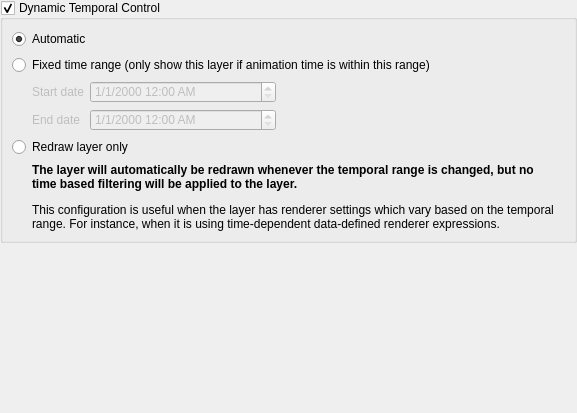
Qt form src/ui/raster/qgsrasterlayertemporalpropertieswidgetbase.ui (carsmie/QGIS) before a commit.
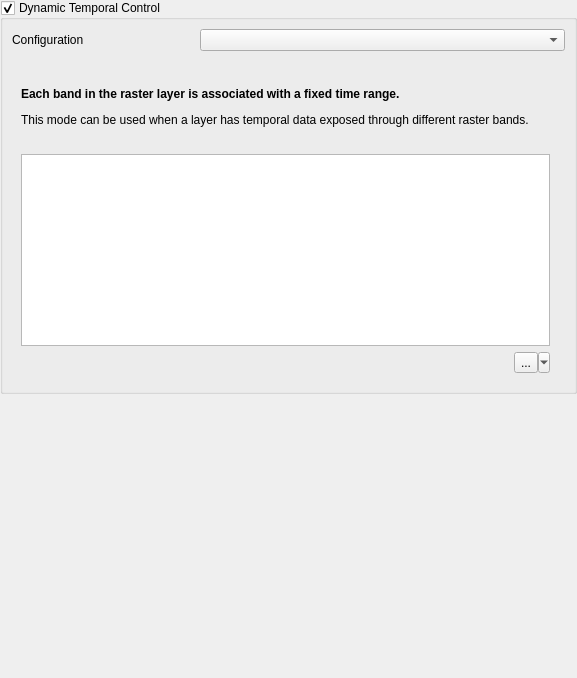
The same form after that commit. Icons and pictures are not drawn. Custom widgets are drawn as their Qt base class.

Commit message:
Add "Fixed Time Range Per Band" mode for raster temporal control
This mode can be used when each band in the raster layer is associated
with a fixed time range, eg. NetCDF files.

The user can either manually populate a table with begin/end dates for
each band in the raster, or build the table using QGIS expressions
which return datetime values.

```diff
--- a/src/ui/raster/qgsrasterlayertemporalpropertieswidgetbase.ui
+++ b/src/ui/raster/qgsrasterlayertemporalpropertieswidgetbase.ui
@@ -7,7 +7,7 @@
     <x>0</x>
     <y>0</y>
     <width>577</width>
-    <height>413</height>
+    <height>678</height>
    </rect>
   </property>
   <property name="windowTitle">
@@ -49,10 +49,10 @@
         <x>0</x>
         <y>0</y>
         <width>577</width>
-        <height>663</height>
+        <height>678</height>
        </rect>
       </property>
-      <layout class="QGridLayout" name="gridLayout" rowstretch="0,0">
+      <layout class="QGridLayout" name="gridLayout" rowstretch="0,1">
        <property name="leftMargin">
         <number>0</number>
        </property>
@@ -65,11 +65,20 @@
        <property name="bottomMargin">
         <number>0</number>
        </property>
+       <item row="1" column="0">
+        <widget class="QWidget" name="mExtraWidgetContainer" native="true"/>
+       </item>
        <item row="0" column="0">
         <widget class="QGroupBox" name="mTemporalGroupBox">
          <property name="enabled">
           <bool>true</bool>
          </property>
+         <property name="sizePolicy">
+          <sizepolicy hsizetype="Preferred" vsizetype="Maximum">
+           <horstretch>0</horstretch>
+           <verstretch>0</verstretch>
+          </sizepolicy>
+         </property>
          <property name="styleSheet">
           <string notr="true">QgsCollapsibleGroupBoxBasic::title, QgsCollapsibleGroupBox::title {  subcontrol-origin: margin;  subcontrol-position: top left;  margin-left: 20px;  margin-right: 5px;  left: 0px;  top: 1px;}QgsCollapsibleGroupBoxBasic::title, QgsCollapsibleGroupBox::title {  subcontrol-origin: margin;  subcontrol-position: top left;  margin-left: 20px;  margin-right: 5px;  left: 0px;  top: 1px;}QgsCollapsibleGroupBoxBasic::title, QgsCollapsibleGroupBox::title {  subcontrol-origin: margin;  subcontrol-position: top left;  margin-left: 20px;  margin-right: 5px;  left: 0px;  top: 1px;}QgsCollapsibleGroupBoxBasic::title, QgsCollapsibleGroupBox::title {  subcontrol-origin: margin;  subcontrol-position: top left;  margin-left: 20px;  margin-right: 5px;  left: 0px;  top: 1px;}
 background: white;QgsCollapsibleGroupBoxBasic::title, QgsCollapsibleGroupBox::title {  subcontrol-origin: margin;  subcontrol-position: top left;  margin-left: 20px;  margin-right: 5px;  left: 0px;  top: 1px;}QgsCollapsibleGroupBoxBasic::title, QgsCollapsibleGroupBox::title {  subcontrol-origin: margin;  subcontrol-position: top left;  margin-left: 20px;  margin-right: 5px;  left: 0px;  top: 1px;}QgsCollapsibleGroupBoxBasic::title, QgsCollapsibleGroupBox::title {  subcontrol-origin: margin;  subcontrol-position: top left;  margin-left: 20px;  margin-right: 5px;  left: 0px;  top: 1px;}QgsCollapsibleGroupBoxBasic::title, QgsCollapsibleGroupBox::title {  subcontrol-origin: margin;  subcontrol-position: top left;  margin-left: 20px;  margin-right: 5px;  left: 0px;  top: 1px;}QgsCollapsibleGroupBoxBasic::title, QgsCollapsibleGroupBox::title {  subcontrol-origin: margin;  subcontrol-position: top left;  margin-left: 20px;  margin-right: 5px;  left: 0px;  top: 1px;}QgsCollapsibleGroupBoxBasic::title, QgsCollapsibleGroupBox::title {  subcontrol-origin: margin;  subcontrol-position: top left;  margin-left: 20px;  margin-right: 5px;  left: 0px;  top: 1px;}QgsCollapsibleGroupBoxBasic::title, QgsCollapsibleGroupBox::title {  subcontrol-origin: margin;  subcontrol-position: top left;  margin-left: 20px;  margin-right: 5px;  left: 0px;  top: 1px;}QgsCollapsibleGroupBoxBasic::title, QgsCollapsibleGroupBox::title {  subcontrol-origin: margin;  subcontrol-position: top left;  margin-left: 20px;  margin-right: 5px;  left: 0px;  top: 1px;}QgsCollapsibleGroupBoxBasic::title, QgsCollapsibleGroupBox::title {  subcontrol-origin: margin;  subcontrol-position: top left;  margin-left: 20px;  margin-right: 5px;  left: 0px;  top: 1px;}QgsCollapsibleGroupBoxBasic::title, QgsCollapsibleGroupBox::title {  subcontrol-origin: margin;  subcontrol-position: top left;  margin-left: 20px;  margin-right: 5px;  left: 0px;  top: 1px;}QgsCollapsibleGroupBoxBasic::title, QgsCollapsibleGroupBox::title {  subcontrol-origin: margin;  subcontrol-position: top left;  margin-left: 20px;  margin-right: 5px;  left: 0px;  top: 1px;}QgsCollapsibleGroupBoxBasic::title, QgsCollapsibleGroupBox::title {  subcontrol-origin: margin;  subcontrol-position: top left;  margin-left: 20px;  margin-right: 5px;  left: 0px;  top: 1px;}QgsCollapsibleGroupBoxBasic::title, QgsCollapsibleGroupBox::title {  subcontrol-origin: margin;  subcontrol-position: top left;  margin-left: 20px;  margin-right: 5px;  left: 0px;  top: 1px;}</string>
@@ -80,148 +89,194 @@
          <property name="checkable">
           <bool>true</bool>
          </property>
-         <layout class="QGridLayout" name="gridLayout_3">
-          <item row="4" column="0" colspan="2">
-           <widget class="QRadioButton" name="mModeRedrawLayer">
+         <layout class="QGridLayout" name="gridLayout_3" columnstretch="1,2">
+          <item row="0" column="0">
+           <widget class="QLabel" name="label">
             <property name="text">
-             <string>Redraw layer only</string>
+             <string>Configuration</string>
             </property>
            </widget>
           </item>
-          <item row="0" column="0" colspan="2">
-           <widget class="QRadioButton" name="mModeAutomaticRadio">
-            <property name="toolTip">
-             <string>Delegates temporal handling to the data provider</string>
-            </property>
-            <property name="text">
-             <string>Automatic</string>
-            </property>
-            <property name="checked">
-             <bool>true</bool>
-            </property>
-           </widget>
+          <item row="0" column="1">
+           <widget class="QComboBox" name="mModeComboBox"/>
           </item>
-          <item row="3" column="0" colspan="2">
-           <widget class="QFrame" name="mFixedTimeRangeFrame">
-            <property name="enabled">
-             <bool>false</bool>
+          <item row="1" column="0" colspan="2">
+           <widget class="QgsStackedWidget" name="mStackedWidget">
+            <property name="currentIndex">
+             <number>3</number>
             </property>
-            <property name="frameShape">
-             <enum>QFrame::NoFrame</enum>
-            </property>
-            <property name="frameShadow">
-             <enum>QFrame::Raised</enum>
-            </property>
-            <property name="lineWidth">
-             <number>0</number>
-            </property>
-            <layout class="QGridLayout" name="gridLayout_2" columnstretch="0,2,0,3">
-             <property name="leftMargin">
-              <number>20</number>
+            <widget class="QWidget" name="mPageFixedRange">
+             <property name="sizePolicy">
+              <sizepolicy hsizetype="Preferred" vsizetype="Maximum">
+               <horstretch>0</horstretch>
+               <verstretch>0</verstretch>
+              </sizepolicy>
              </property>
-             <property name="topMargin">
-              <number>0</number>
+             <layout class="QGridLayout" name="gridLayout_6" columnstretch="1,2">
+              <item row="1" column="1">
+               <widget class="QgsDateTimeEdit" name="mStartTemporalDateTimeEdit">
+                <property name="displayFormat">
+                 <string>M/d/yyyy h:mm AP</string>
+                </property>
+                <property name="timeSpec">
+                 <enum>Qt::UTC</enum>
+                </property>
+               </widget>
+              </item>
+              <item row="0" column="0" colspan="2">
+               <widget class="QLabel" name="label_14">
+                <property name="text">
+                 <string>&lt;p&gt;&lt;b&gt;The layer will be rendered whenever the map's temporal range overlaps the range defined below.&lt;/b&gt;&lt;/p&gt;</string>
+                </property>
+                <property name="wordWrap">
+                 <bool>true</bool>
+                </property>
+               </widget>
+              </item>
+              <item row="2" column="1">
+               <widget class="QgsDateTimeEdit" name="mEndTemporalDateTimeEdit">
+                <property name="displayFormat">
+                 <string>M/d/yyyy h:mm AP</string>
+                </property>
+                <property name="timeSpec">
+                 <enum>Qt::UTC</enum>
+                </property>
+               </widget>
+              </item>
+              <item row="1" column="0">
+               <widget class="QLabel" name="label_6">
+                <property name="text">
+                 <string>Start date</string>
+                </property>
+               </widget>
+              </item>
+              <item row="2" column="0">
+               <widget class="QLabel" name="label_5">
+                <property name="text">
+                 <string>End date</string>
+                </property>
+               </widget>
+              </item>
+             </layout>
+            </widget>
+            <widget class="QWidget" name="mPageAutomatic">
+             <property name="sizePolicy">
+              <sizepolicy hsizetype="Preferred" vsizetype="Maximum">
+               <horstretch>0</horstretch>
+               <verstretch>0</verstretch>
+              </sizepolicy>
              </property>
-             <property name="bottomMargin">
-              <number>0</number>
+             <layout class="QGridLayout" name="gridLayout_4" columnstretch="0,0">
+              <item row="0" column="0" colspan="2">
+               <widget class="QLabel" name="label_28">
+                <property name="text">
+                 <string>&lt;html&gt;&lt;head/&gt;&lt;body&gt;&lt;p&gt;&lt;span style=&quot; font-weight:600;&quot;&gt;The layer's data provider will automatically handle temporal settings for the layer.&lt;/span&gt;&lt;/p&gt;&lt;/body&gt;&lt;/html&gt;</string>
+                </property>
+                <property name="wordWrap">
+                 <bool>true</bool>
+                </property>
+               </widget>
+              </item>
+             </layout>
+            </widget>
+            <widget class="QWidget" name="mPageRedrawOnly">
+             <property name="sizePolicy">
+              <sizepolicy hsizetype="Preferred" vsizetype="Maximum">
+               <horstretch>0</horstretch>
+               <verstretch>0</verstretch>
+              </sizepolicy>
              </property>
-             <item row="0" column="0">
-              <widget class="QLabel" name="label_2">
-               <property name="text">
-                <string>Start date</string>
-               </property>
-              </widget>
-             </item>
-             <item row="1" column="1" colspan="2">
-              <widget class="QgsDateTimeEdit" name="mEndTemporalDateTimeEdit">
-               <property name="displayFormat">
-                <string>M/d/yyyy h:mm AP</string>
-               </property>
-               <property name="timeSpec">
-                <enum>Qt::UTC</enum>
-               </property>
-              </widget>
-             </item>
-             <item row="1" column="3">
-              <spacer name="horizontalSpacer">
-               <property name="orientation">
-                <enum>Qt::Horizontal</enum>
-               </property>
-               <property name="sizeHint" stdset="0">
-                <size>
-                 <width>40</width>
-                 <height>20</height>
-                </size>
-               </property>
-              </spacer>
-             </item>
-             <item row="0" column="1" colspan="2">
-              <widget class="QgsDateTimeEdit" name="mStartTemporalDateTimeEdit">
-               <property name="displayFormat">
-                <string>M/d/yyyy h:mm AP</string>
-               </property>
-               <property name="timeSpec">
-                <enum>Qt::UTC</enum>
-               </property>
-              </widget>
-             </item>
-             <item row="1" column="0">
-              <widget class="QLabel" name="label_4">
-               <property name="text">
-                <string>End date</string>
-               </property>
-              </widget>
-             </item>
-            </layout>
-           </widget>
-          </item>
-          <item row="2" column="0" colspan="2">
-           <widget class="QRadioButton" name="mModeFixedRangeRadio">
-            <property name="text">
-             <string>Fixed time range (only show this layer if animation time is within this range)</string>
-            </property>
-            <property name="checked">
-             <bool>false</bool>
-            </property>
-           </widget>
-          </item>
-          <item row="5" column="0" colspan="2">
-           <widget class="QFrame" name="frame">
-            <property name="frameShape">
-             <enum>QFrame::NoFrame</enum>
-            </property>
-            <property name="frameShadow">
-             <enum>QFrame::Raised</enum>
-            </property>
-            <layout class="QVBoxLayout" name="verticalLayout">
-             <property name="leftMargin">
-              <number>20</number>
+             <layout class="QVBoxLayout" name="verticalLayout_2">
+              <item>
+               <widget class="QLabel" name="label_16">
+                <property name="text">
+                 <string>&lt;html&gt;&lt;head/&gt;&lt;body&gt;&lt;p&gt;&lt;span style=&quot; font-weight:600;&quot;&gt;The layer will automatically be redrawn whenever the temporal range is changed, but no time based filtering will be applied to the layer.&lt;/span&gt;&lt;/p&gt;&lt;p&gt;This configuration is useful when the layer has renderer settings which vary based on the temporal range. For instance, when it is using time-dependent data-defined renderer expressions.&lt;/p&gt;&lt;/body&gt;&lt;/html&gt;</string>
+                </property>
+                <property name="wordWrap">
+                 <bool>true</bool>
+                </property>
+               </widget>
+              </item>
+             </layout>
+            </widget>
+            <widget class="QWidget" name="mPageFixedRangePerBand">
+             <property name="sizePolicy">
+              <sizepolicy hsizetype="Preferred" vsizetype="Maximum">
+               <horstretch>0</horstretch>
+               <verstretch>0</verstretch>
+              </sizepolicy>
              </property>
-             <property name="topMargin">
-              <number>0</number>
-             </property>
-             <property name="bottomMargin">
-              <number>0</number>
-             </property>
-             <item>
-              <widget class="QLabel" name="mLabelRedrawLayer">
-               <property name="text">
-                <string>&lt;html&gt;&lt;head/&gt;&lt;body&gt;&lt;p&gt;&lt;span style=&quot; font-weight:600;&quot;&gt;The layer will automatically be redrawn whenever the temporal range is changed, but no time based filtering will be applied to the layer.&lt;/span&gt;&lt;/p&gt;&lt;p&gt;This configuration is useful when the layer has renderer settings which vary based on the temporal range. For instance, when it is using time-dependent data-defined renderer expressions.&lt;/p&gt;&lt;/body&gt;&lt;/html&gt;</string>
-               </property>
-               <property name="wordWrap">
-                <bool>true</bool>
-               </property>
-              </widget>
-             </item>
-            </layout>
+             <layout class="QGridLayout" name="gridLayout_2">
+              <item row="2" column="0">
+               <widget class="QTableView" name="mBandRangesTable">
+                <property name="sizePolicy">
+                 <sizepolicy hsizetype="Expanding" vsizetype="Maximum">
+                  <horstretch>0</horstretch>
+                  <verstretch>0</verstretch>
+                 </sizepolicy>
+                </property>
+               </widget>
+              </item>
+              <item row="0" column="0" rowspan="2" colspan="2">
+               <widget class="QLabel" name="mFixedRangePerBandLabel">
+                <property name="sizePolicy">
+                 <sizepolicy hsizetype="Preferred" vsizetype="Maximum">
+                  <horstretch>0</horstretch>
+                  <verstretch>0</verstretch>
+                 </sizepolicy>
+                </property>
+                <property name="text">
+                 <string>&lt;html&gt;&lt;head/&gt;&lt;body&gt;&lt;p&gt;&lt;span style=&quot; font-weight:600;&quot;&gt;Each band in the raster layer is associated with a fixed time range.&lt;/span&gt;&lt;/p&gt;&lt;p&gt;This mode can be used when a layer has temporal data exposed through different raster bands.&lt;/p&gt;&lt;/body&gt;&lt;/html&gt;</string>
+                </property>
+                <property name="wordWrap">
+                 <bool>true</bool>
+                </property>
+               </widget>
+              </item>
+              <item row="3" column="0">
+               <layout class="QHBoxLayout" name="horizontalLayout">
+                <property name="topMargin">
+                 <number>0</number>
+                </property>
+                <item>
+                 <spacer name="horizontalSpacer">
+                  <property name="orientation">
+                   <enum>Qt::Horizontal</enum>
+                  </property>
+                  <property name="sizeHint" stdset="0">
+                   <size>
+                    <width>40</width>
+                    <height>20</height>
+                   </size>
+                  </property>
+                 </spacer>
+                </item>
+                <item>
+                 <widget class="QToolButton" name="mCalculateFixedRangePerBandButton">
+                  <property name="text">
+                   <string>...</string>
+                  </property>
+                  <property name="icon">
+                   <iconset resource="../../../images/images.qrc">
+                    <normaloff>:/images/themes/default/mIconExpression.svg</normaloff>:/images/themes/default/mIconExpression.svg</iconset>
+                  </property>
+                  <property name="popupMode">
+                   <enum>QToolButton::MenuButtonPopup</enum>
+                  </property>
+                  <property name="autoRaise">
+                   <bool>false</bool>
+                  </property>
+                 </widget>
+                </item>
+               </layout>
+              </item>
+             </layout>
+            </widget>
            </widget>
           </item>
          </layout>
         </widget>
        </item>
-       <item row="1" column="0">
-        <widget class="QWidget" name="mExtraWidgetContainer" native="true"/>
-       </item>
       </layout>
      </widget>
     </widget>
@@ -240,6 +295,12 @@
    <extends>QDateTimeEdit</extends>
    <header>qgsdatetimeedit.h</header>
   </customwidget>
+  <customwidget>
+   <class>QgsStackedWidget</class>
+   <extends>QStackedWidget</extends>
+   <header>qgsstackedwidget.h</header>
+   <container>1</container>
+  </customwidget>
  </customwidgets>
  <tabstops>
   <tabstop>scrollArea</tabstop>
```
Left out of the diff: 8 changed lines with no effect on the pictures. The commit also changes 17 other files.
